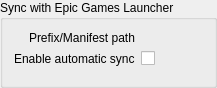
Qt form rare/ui/components/tabs/games/integrations/egl_sync_group.ui (RareDevs/Rare) before a commit.
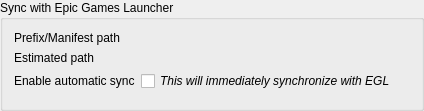
The same form after that commit.

Commit message: EGLSyncGroup: Properly find the correct rows to insert widgets

```diff
--- a/rare/ui/components/tabs/games/integrations/egl_sync_group.ui
+++ b/rare/ui/components/tabs/games/integrations/egl_sync_group.ui
@@ -6,8 +6,8 @@
    <rect>
     <x>0</x>
     <y>0</y>
-    <width>217</width>
-    <height>88</height>
+    <width>424</width>
+    <height>106</height>
    </rect>
   </property>
   <property name="windowTitle">
@@ -33,26 +33,35 @@
      </property>
     </widget>
    </item>
-   <item row="0" column="1">
-    <layout class="QHBoxLayout" name="egl_path_edit_layout"/>
-   </item>
-   <item row="1" column="0">
+   <item row="2" column="0">
     <widget class="QLabel" name="egl_sync_check_label">
      <property name="text">
       <string>Enable automatic sync</string>
      </property>
     </widget>
    </item>
-   <item row="1" column="1">
+   <item row="2" column="1">
     <widget class="QCheckBox" name="egl_sync_check">
+     <property name="font">
+      <font>
+       <italic>true</italic>
+      </font>
+     </property>
      <property name="text">
-      <string notr="true"/>
+      <string>This will immediately synchronize with EGL</string>
      </property>
     </widget>
    </item>
-   <item row="2" column="0" colspan="2">
+   <item row="3" column="0" colspan="2">
     <layout class="QVBoxLayout" name="import_export_layout"/>
    </item>
+   <item row="1" column="0">
+    <widget class="QLabel" name="egl_path_info_label">
+     <property name="text">
+      <string>Estimated path</string>
+     </property>
+    </widget>
+   </item>
   </layout>
  </widget>
  <resources/>
```
The commit also changes 2 other files.
